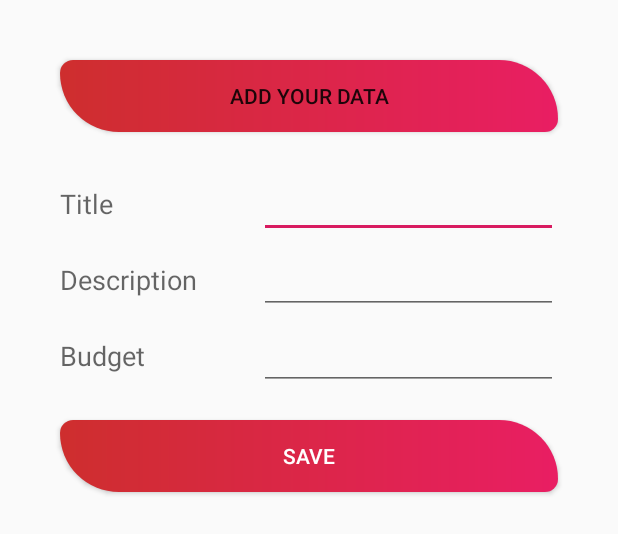
After one commit to vyom153069/first-firebase-project, an Android app: the layout inputlayout.xml on its own in the app's theme, with its tools: preview values and no code run, on a phone screen of 412 x 824 dp. The commit adds this screen. Shown: the top 534 px of the screen. Run offline under Robolectric (Android 15) with nearby library versions, the phone set to English and light mode, and no system bars.

Commit message:
input data layout designing

```diff
--- a/app/src/main/java/vyomchandra/com/firebasecompleteproject/HomeActivity.java
+++ b/app/src/main/java/vyomchandra/com/firebasecompleteproject/HomeActivity.java
@@ -1,13 +1,55 @@
 package vyomchandra.com.firebasecompleteproject;
 
+import android.support.design.widget.FloatingActionButton;
+import android.support.v7.app.AlertDialog;
 import android.support.v7.app.AppCompatActivity;
 import android.os.Bundle;
+import android.support.v7.widget.LinearLayoutManager;
+import android.support.v7.widget.RecyclerView;
+import android.support.v7.widget.Toolbar;
+import android.view.LayoutInflater;
+import android.view.View;
 
 public class HomeActivity extends AppCompatActivity {
+    private Toolbar toolbar;
+    private FloatingActionButton floatingActionButton;
+    private RecyclerView recyclerView;
 
     @Override
     protected void onCreate(Bundle savedInstanceState) {
         super.onCreate(savedInstanceState);
         setContentView(R.layout.activity_home);
+
+        //toolbaar
+        toolbar=findViewById(R.id.toolbar);
+        setSupportActionBar(toolbar);
+
+        recyclerView=findViewById(R.id.recyler);
+        LinearLayoutManager layoutManager=new LinearLayoutManager(this);
+        layoutManager.setStackFromEnd(true);
+        layoutManager.setReverseLayout(true);
+        recyclerView.setHasFixedSize(true);
+        recyclerView.setLayoutManager(layoutManager);
+
+        //floating button
+        floatingActionButton=findViewById(R.id.flotingbtn);
+        floatingActionButton.setOnClickListener(new View.OnClickListener() {
+            @Override
+            public void onClick(View view) {
+                addData();
+
+            }
+        });
+
+
+    }
+    public void addData(){
+        AlertDialog.Builder mydialoge=new AlertDialog.Builder(this);
+        LayoutInflater inflater=LayoutInflater.from(this);
+        View myview=inflater.inflate(R.layout.inputlayout,null);
+        mydialoge.setView(myview);
+        AlertDialog dialog=mydialoge.create();
+        dialog.show();
+
     }
 }
--- /dev/null
+++ b/app/src/main/res/drawable/background2.xml
@@ -0,0 +1,12 @@
+<?xml version="1.0" encoding="utf-8"?>
+<shape xmlns:android="http://schemas.android.com/apk/res/android">
+
+    <gradient android:startColor="#CE2E2E"
+        android:endColor="#E91E63"></gradient>
+    <corners android:topRightRadius="90dp"
+        android:topLeftRadius="20dp"
+        android:bottomLeftRadius="90dp"
+        android:bottomRightRadius="20dp">
+
+    </corners>
+</shape>
--- /dev/null
+++ b/app/src/main/res/layout/inputlayout.xml
@@ -0,0 +1,91 @@
+<?xml version="1.0" encoding="utf-8"?>
+<LinearLayout
+    xmlns:android="http://schemas.android.com/apk/res/android" android:layout_width="match_parent"
+    android:layout_height="wrap_content"
+    android:orientation="vertical"
+    android:layout_margin="20dp"
+    >
+
+    <Button
+        android:layout_width="match_parent"
+        android:layout_height="wrap_content"
+        android:background="@drawable/background2"
+        android:layout_margin="20dp"
+        android:text="Add your Data"/>
+    <LinearLayout
+        android:layout_width="match_parent"
+        android:layout_height="wrap_content"
+        android:orientation="horizontal"
+        android:layout_weight="1"
+        android:layout_marginTop="5dp"
+        android:layout_marginRight="20dp"
+        android:layout_marginLeft="20dp">
+        <TextView
+            android:layout_width="0dp"
+            android:layout_height="wrap_content"
+            android:layout_weight="0.4"
+            android:text="Title"
+            android:textAppearance="@style/Base.TextAppearance.AppCompat.Medium"
+            />
+        <EditText
+            android:layout_width="0dp"
+            android:layout_height="wrap_content"
+            android:layout_weight="0.6"
+            android:id="@+id/title"
+            android:textAppearance="@style/Base.TextAppearance.AppCompat.Medium"/>
+    </LinearLayout>
+    <LinearLayout
+        android:layout_width="match_parent"
+        android:layout_height="wrap_content"
+        android:orientation="horizontal"
+        android:layout_weight="1"
+        android:layout_marginTop="5dp"
+        android:layout_marginRight="20dp"
+        android:layout_marginLeft="20dp">
+        <TextView
+            android:layout_width="0dp"
+            android:layout_height="wrap_content"
+            android:layout_weight="0.4"
+            android:text="Description"
+            android:textAppearance="@style/Base.TextAppearance.AppCompat.Medium"
+            />
+        <EditText
+            android:layout_width="0dp"
+            android:layout_height="wrap_content"
+            android:layout_weight="0.6"
+            android:id="@+id/description"
+            android:textAppearance="@style/Base.TextAppearance.AppCompat.Medium"/>
+    </LinearLayout>
+    <LinearLayout
+        android:layout_width="match_parent"
+        android:layout_height="wrap_content"
+        android:orientation="horizontal"
+        android:layout_weight="1"
+        android:layout_marginTop="5dp"
+        android:layout_marginRight="20dp"
+        android:layout_marginLeft="20dp">
+        <TextView
+            android:layout_width="0dp"
+            android:layout_height="wrap_content"
+            android:layout_weight="0.4"
+            android:text="Budget"
+            android:textAppearance="@style/Base.TextAppearance.AppCompat.Medium"
+            />
+        <EditText
+            android:layout_width="0dp"
+            android:layout_height="wrap_content"
+            android:layout_weight="0.6"
+            android:id="@+id/budget"
+            android:textAppearance="@style/Base.TextAppearance.AppCompat.Medium"/>
+    </LinearLayout>
+    <Button
+        android:layout_width="match_parent"
+        android:layout_height="wrap_content"
+        android:id="@+id/save"
+        android:background="@drawable/background2"
+        android:text="save"
+        android:textColor="#fff"
+        android:layout_margin="20dp"/>
+
+
+</LinearLayout>
--- a/app/src/main/res/layout/toolbar.xml
+++ b/app/src/main/res/layout/toolbar.xml
@@ -1,8 +1,10 @@
 <?xml version="1.0" encoding="utf-8"?>
-<android.support.v7.widget.Toolbar
-    xmlns:android="http://schemas.android.com/apk/res/android" android:layout_width="match_parent"
+<android.support.v7.widget.Toolbar xmlns:android="http://schemas.android.com/apk/res/android"
+    android:layout_width="match_parent"
     android:layout_height="wrap_content"
+    xmlns:app="http://schemas.android.com/apk/res-auto"
     android:background="#6D2BE4"
-    >
+    app:title="First Firebase"
+    app:titleTextColor="#fff">
 
 </android.support.v7.widget.Toolbar>
```
